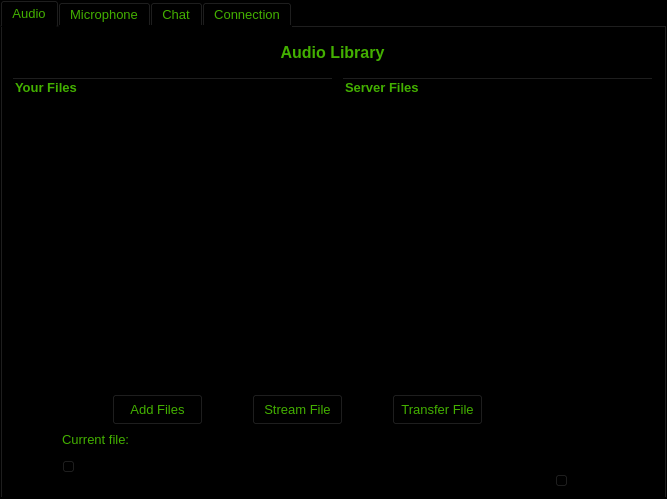
First picture: the form in src/application/appwindow.ui, repository mvan/4985Final, before the edit.
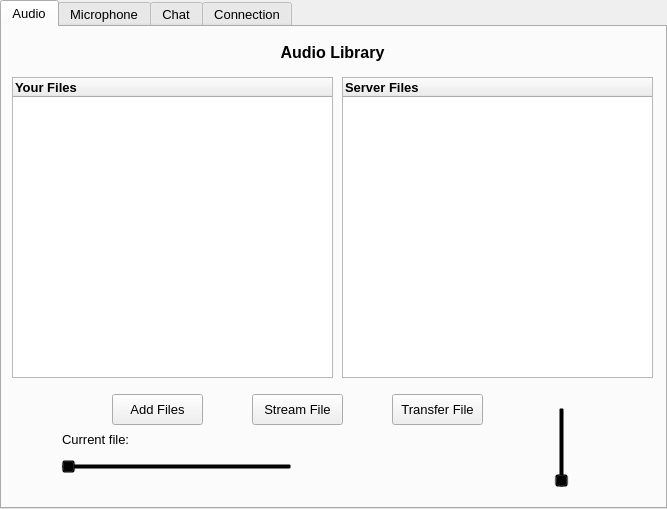
Second picture: the form after the edit. Icons and pictures are not drawn. Custom widgets are drawn as their Qt base class.

```diff
--- a/src/application/appwindow.ui
+++ b/src/application/appwindow.ui
@@ -7,7 +7,7 @@
     <x>0</x>
     <y>0</y>
     <width>667</width>
-    <height>499</height>
+    <height>509</height>
    </rect>
   </property>
   <property name="font">
@@ -20,9 +20,7 @@
    <string>Comm Audio</string>
   </property>
   <property name="styleSheet">
-
-   <string notr="true">background-color: rgb(0, 0, 0);
-color: rgb(67, 176, 0);</string>
+   <string notr="true"/>
   </property>
   <property name="tabPosition">
    <enum>QTabWidget::North</enum>
```
